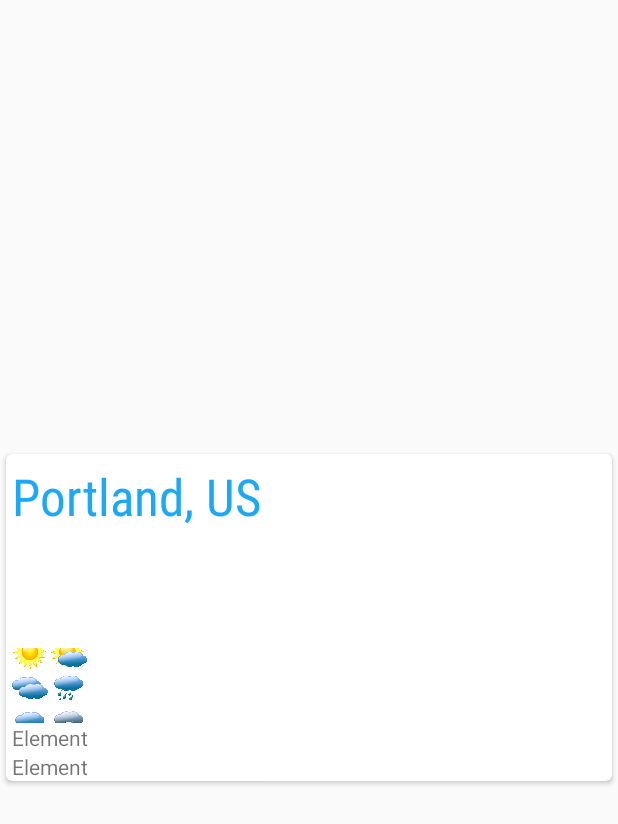
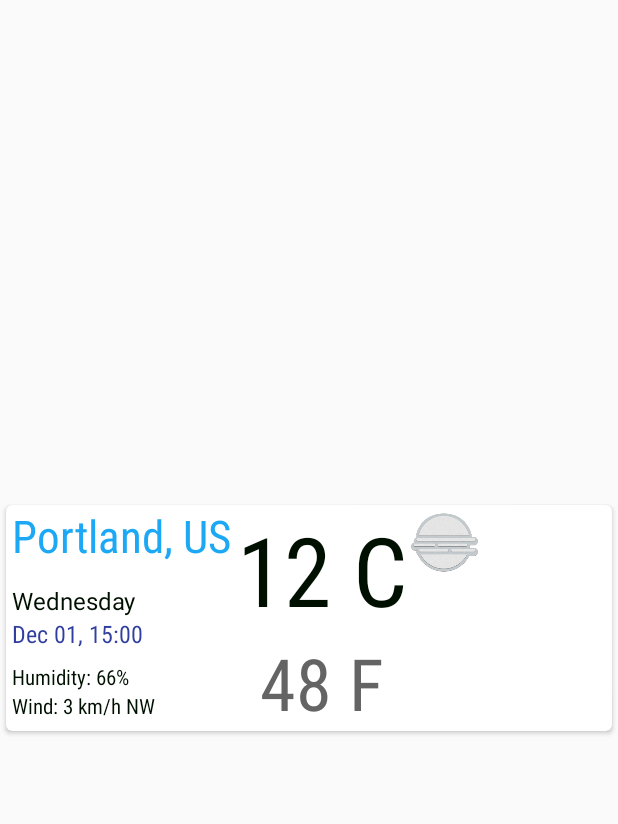
Before and after one commit to rcgonzalezf/weather-app-demo, an Android app: the layout weather_row.xml on its own in the app's theme, with its tools: preview values and no code run, on a phone screen of 412 x 824 dp. Shown: the top 824 px of the screen. Run offline under Robolectric (Android 15) with nearby library versions, the phone set to English and light mode, and no system bars.

Commit message:
Adding wind and humidity.

```diff
--- a/weather-app/src/main/java/rcgonzalezf/org/weather/models/ForecastMapper.java
+++ b/weather-app/src/main/java/rcgonzalezf/org/weather/models/ForecastMapper.java
@@ -34,12 +34,13 @@ public class ForecastMapper {
         Forecast forecast = new Forecast();
         forecast.setCityId(forecastData.getCity().getId());
         forecast.setCityName(forecastData.getCity().getName());
-        forecast.setSpeed(String.valueOf(weather.getSpeed()));
+        forecast.setSpeed(weather.getSpeed());
         forecast.setTemperature(String.valueOf(weather.getTemp()));
         forecast.setHumidity(String.valueOf(weather.getHumidity()));
         forecast.setDateTime(weather.getDateTime());
         forecast.setWeatherId(weather.getWeatherId());
         forecast.setCountry(forecastData.getCity().getCountry());
+        forecast.setDeg(weather.getDeg());
 
         forecastList.add(forecast);
         ++counter;
--- a/weather-app/src/main/java/rcgonzalezf/org/weather/models/WeatherViewModel.java
+++ b/weather-app/src/main/java/rcgonzalezf/org/weather/models/WeatherViewModel.java
@@ -8,7 +8,7 @@ public interface WeatherViewModel extends Parcelable {
 
   String getCityName();
 
-  String getSpeed();
+  double getSpeed();
 
   String getHumidity();
 
@@ -19,4 +19,6 @@ public interface WeatherViewModel extends Parcelable {
   int getWeatherId();
 
   String getCountry();
+
+  double getDeg();
 }
--- a/weather-app/src/main/res/layout/weather_row.xml
+++ b/weather-app/src/main/res/layout/weather_row.xml
@@ -10,11 +10,15 @@
     card_view:cardCornerRadius="4dp"
     android:layout_margin="@dimen/list_item_vertical_margin"
     >
-
+  <LinearLayout
+      android:orientation="horizontal"
+      android:layout_width="match_parent"
+      android:layout_height="wrap_content"
+      >
     <LinearLayout
         android:orientation="vertical"
-        android:layout_width="match_parent"
-        android:layout_height="wrap_content"
+        android:layout_width="wrap_content"
+        android:layout_height="match_parent"
         android:paddingLeft="@dimen/list_item_vertical_margin"
         android:paddingRight="@dimen/list_item_vertical_margin"
         >
@@ -24,12 +28,11 @@
           android:id="@+id/detail_location_name"
           android:layout_height="wrap_content"
           android:layout_width="wrap_content"
-            android:layout_marginBottom="25dp"
-            android:paddingTop="5dp"
+          android:layout_marginBottom="12dp"
           android:ellipsize="end"
           android:singleLine="true"
           android:textColor="@color/blue"
-            android:textSize="34sp"
+          android:textSize="30sp"
           tools:text="Portland, US"
           />
 
@@ -39,40 +42,86 @@
           android:layout_height="wrap_content"
           android:layout_width="wrap_content"
           android:textColor="@color/black"
-            android:textSize="23sp" />
+          android:textSize="16sp"
+          tools:text="Wednesday"
+          />
 
       <TextView
           android:fontFamily="sans-serif-condensed"
-            android:id="@+id/detail_date_textview"
+          android:id="@+id/datetime_text_view"
           android:layout_height="wrap_content"
           android:layout_width="wrap_content"
           android:textColor="@color/colorPrimaryDark"
-            android:textSize="16sp" />
+          android:textSize="16sp"
+          android:layout_marginBottom="8dp"
+          tools:text="Dec 01, 15:00"
+          />
 
+      <TextView
+          android:fontFamily="sans-serif-condensed"
+          android:id="@+id/humidity_text_view"
+          android:layout_height="wrap_content"
+          android:layout_width="wrap_content"
+          android:textColor="@color/black"
+          android:textSize="14sp"
+          tools:text="Humidity: 66%"
+          />
+
+
+      <TextView
+          android:fontFamily="sans-serif-condensed"
+          android:id="@+id/wind_speed_text_view"
+          android:layout_height="wrap_content"
+          android:layout_width="wrap_content"
+          android:textColor="@color/black"
+          android:textSize="14sp"
+          tools:text="Wind: 3 km/h NW"
+          />
+
+    </LinearLayout>
+    <LinearLayout
+        android:orientation="vertical"
+        android:layout_width="wrap_content"
+        android:layout_height="match_parent"
+        >
+      <TextView
+          android:fontFamily="sans-serif-condensed"
+          android:id="@+id/celsius_text_view"
+          android:layout_height="wrap_content"
+          android:layout_width="wrap_content"
+          android:textColor="@color/black"
+          android:textSize="64sp"
+          tools:text="12 C"
+          />
+
+      <TextView
+          android:fontFamily="sans-serif-condensed"
+          android:id="@+id/farenheit_text_view"
+          android:layout_height="wrap_content"
+          android:layout_width="wrap_content"
+          android:textColor="@color/gray"
+          android:textSize="48sp"
+          android:layout_gravity="center_horizontal"
+          tools:text="48 F"
+          />
+
+
+    </LinearLayout>
+
+    <LinearLayout
+        android:orientation="vertical"
+        android:layout_width="wrap_content"
+        android:layout_height="match_parent"
+        >
       <ImageView
           android:layout_width="50dp"
           android:layout_height="50dp"
           android:id="@+id/item_image"
           android:scaleType="centerCrop"
-            android:src="@drawable/img_placeholder"
+          android:src="@drawable/art_fog"
           android:contentDescription="@string/img_item"
           />
-
-        <TextView
-            android:layout_width="wrap_content"
-            android:layout_height="match_parent"
-            android:textAppearance="?android:attr/textAppearanceSmall"
-            tools:text="Element"
-            android:id="@+id/city_name_text_view"
-            />
-
-        <TextView
-            android:layout_width="wrap_content"
-            android:layout_height="match_parent"
-            android:textAppearance="?android:attr/textAppearanceSmall"
-            tools:text="Element"
-            android:id="@+id/datetime_text_view"
-            />
+    </LinearLayout>
   </LinearLayout>
 
 </android.support.v7.widget.CardView>
--- a/weather-app/src/main/res/values/colors.xml
+++ b/weather-app/src/main/res/values/colors.xml
@@ -5,4 +5,5 @@
     <color name="colorAccent">#FF4081</color>
     <color name="blue">#FF1CA8F4</color>
     <color name="black">#001000</color>
+    <color name="gray">#646464</color>
 </resources>
--- a/weather-app/src/main/res/values/formats.xml
+++ b/weather-app/src/main/res/values/formats.xml
@@ -2,4 +2,6 @@
 <resources>
   <string name="location_display_format"
       translatable="false">%1$s, %2$s</string>
+  <string name="key_value_display_format"
+      translatable="false">%1$s: %2$s</string>
 </resources>
--- a/weather-app/src/main/res/values/strings.xml
+++ b/weather-app/src/main/res/values/strings.xml
@@ -8,5 +8,7 @@
   <string name="no_internet_msg">No network. Please check your internet connection.</string>
   <string name="today">Today</string>
   <string name="tomorrow">Tomorrow</string>
+  <string name="humidity">Humidity</string>
+  <string name="wind">Wind</string>
 
 </resources>
```
Also changed, not shown: weather-app/src/main/java/rcgonzalezf/org/weather/adapters/ModelAdapter.java (+19 -9 lines), weather-app/src/main/java/rcgonzalezf/org/weather/models/Forecast.java (+17 -5 lines), weather-app/src/main/java/rcgonzalezf/org/weather/utils/ForecastUtils.java (+40 -0 lines), 1 other file. Lines whose indentation alone changed are shown as unchanged.
